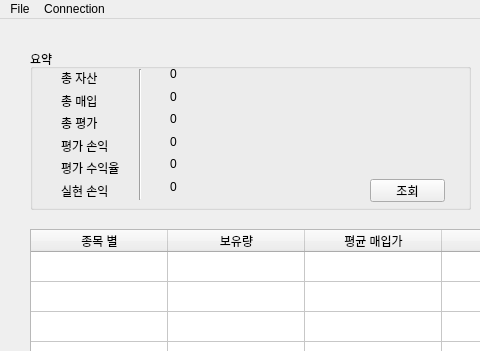
Before: the Qt Designer form mainwindow.ui in NoelBird/stockML, drawn with Qt 5; both pictures show x 0 to 480 and y 0 to 351 of the 889 by 609 pixel window.
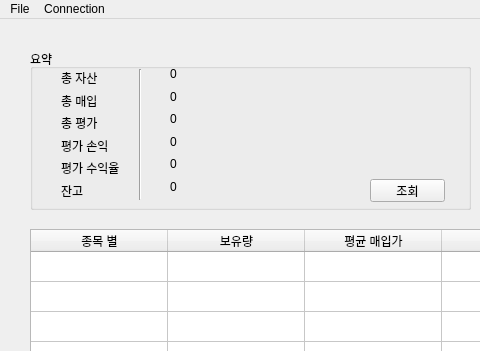
After: the same form once the commit is applied.

Commit message: add def trade_stocks, update kiwoom, mainwindow

```diff
--- a/mainwindow.ui
+++ b/mainwindow.ui
@@ -101,7 +101,7 @@
       </rect>
      </property>
      <property name="text">
-      <string>실현 손익</string>
+      <string>잔고</string>
      </property>
     </widget>
     <widget class="QLabel" name="lblRealProfit">
```
Left out of the diff: 8 changed lines with no effect on the pictures. The commit also changes 2 other files.
